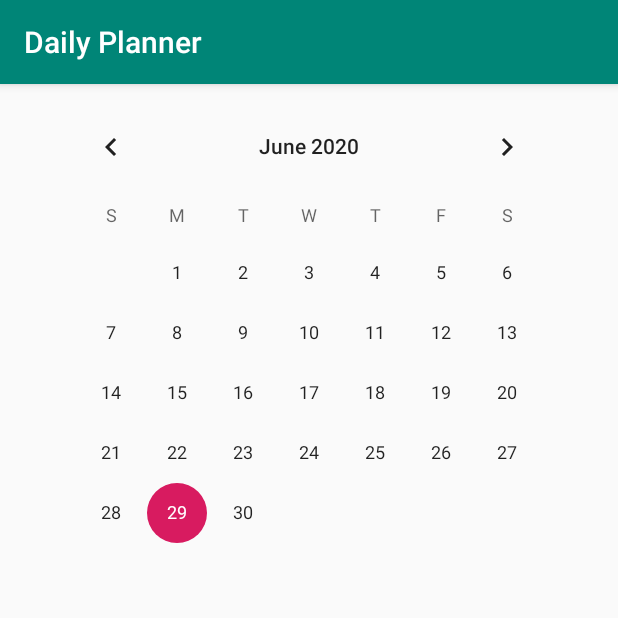
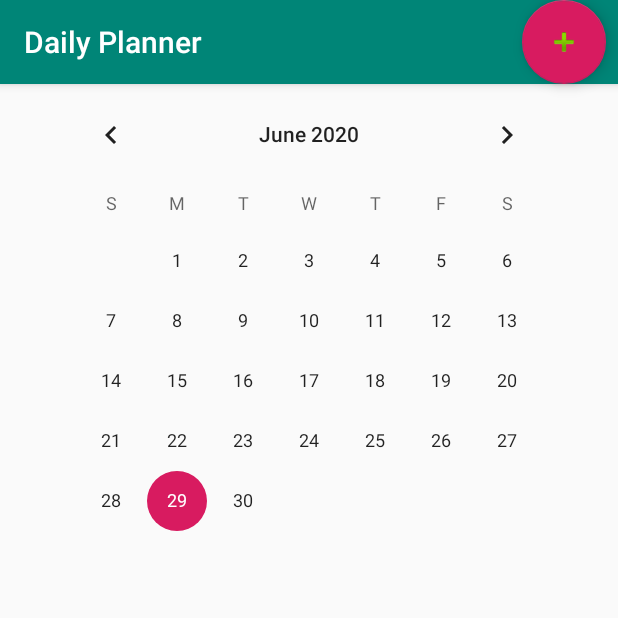
Before and after one commit to ZhiVV/DailyPlanner, an Android app: the screen it shows after launch (MainActivity), on a phone screen of 412 x 824 dp, the top half of it. Run offline under Robolectric (Android 15) with nearby library versions, the phone set to English and light mode, and no system bars; our stand-ins replace Room's generated code.

Commit message:
add create note and details note activity's. add list of notes to main activity.

```diff
--- a/app/build.gradle
+++ b/app/build.gradle
@@ -35,7 +35,8 @@ dependencies {
     def lifecycle_version = "2.2.0"
     implementation "androidx.lifecycle:lifecycle-extensions:$lifecycle_version"
     annotationProcessor "androidx.lifecycle:lifecycle-compiler:$lifecycle_version"
-
+    implementation 'androidx.recyclerview:recyclerview:1.1.0'
+    implementation 'com.google.android.material:material:1.1.0'
 
 
 }
--- a/app/src/main/AndroidManifest.xml
+++ b/app/src/main/AndroidManifest.xml
@@ -10,13 +10,17 @@
         android:roundIcon="@mipmap/ic_launcher_round"
         android:supportsRtl="true"
         android:theme="@style/AppTheme">
-        <activity android:name=".screens.MainActivity">
+        <activity android:name=".screens.main.MainActivity"
+            android:theme="@style/AppTheme.NoActionBar">
             <intent-filter>
                 <action android:name="android.intent.action.MAIN" />
 
                 <category android:name="android.intent.category.LAUNCHER" />
             </intent-filter>
         </activity>
+        <activity android:name=".screens.details.NoteCreateActivity"
+            android:theme="@style/AppTheme.NoActionBar"
+            />
     </application>
 
 </manifest>
--- a/app/src/main/java/com/zhivv/dailyplanner/App.java
+++ b/app/src/main/java/com/zhivv/dailyplanner/App.java
@@ -38,7 +38,15 @@ public class App extends Application {
                 .build();
 
         noteDao = database.noteDao();
+    }
+
+    public NoteDao getNoteDao() {
+        return noteDao;
+    }
+
+    public void setNoteDao(NoteDao noteDao) {
+        this.noteDao = noteDao;
+    }
 
 
-    }
 }
--- a/app/src/main/java/com/zhivv/dailyplanner/screens/MainActivity.java
+++ /dev/null
@@ -1,36 +0,0 @@
-package com.zhivv.dailyplanner.screens;
-
-import androidx.appcompat.app.AppCompatActivity;
-
-import android.os.Bundle;
-import android.widget.CalendarView;
-import android.widget.CalendarView.OnDateChangeListener;
-import android.widget.Toast;
-
-import com.zhivv.dailyplanner.R;
-
-public class MainActivity extends AppCompatActivity {
-
-    @Override
-    protected void onCreate(Bundle savedInstanceState) {
-        super.onCreate(savedInstanceState);
-        setContentView(R.layout.activity_main);
-
-        CalendarView calendarView = findViewById(R.id.calendarView);
-        calendarView.setOnDateChangeListener(new OnDateChangeListener() {
-
-            @Override
-            public void onSelectedDayChange(CalendarView calendarView, int year, int month, int dayOfMonth) {
-
-                int mYear = year;
-                int mMonth = month;
-                int mDay = dayOfMonth;
-                String selectedDate = new StringBuilder().append(mMonth + 1)
-                        .append("-").append(mDay).append("-").append(mYear)
-                        .append(" ").toString();
-                Toast.makeText(getApplicationContext(), selectedDate, Toast.LENGTH_LONG).show();
-
-            }
-        } );
-    }
-}
--- /dev/null
+++ b/app/src/main/java/com/zhivv/dailyplanner/screens/main/MainActivity.java
@@ -0,0 +1,77 @@
+package com.zhivv.dailyplanner.screens.main;
+
+import android.os.Bundle;
+import android.view.View;
+import android.widget.CalendarView;
+import android.widget.CalendarView.OnDateChangeListener;
+import android.widget.Toast;
+
+import androidx.appcompat.app.AppCompatActivity;
+import androidx.appcompat.widget.Toolbar;
+import androidx.lifecycle.Observer;
+import androidx.lifecycle.ViewModelProviders;
+import androidx.recyclerview.widget.DividerItemDecoration;
+import androidx.recyclerview.widget.LinearLayoutManager;
+import androidx.recyclerview.widget.RecyclerView;
+
+import com.google.android.material.floatingactionbutton.FloatingActionButton;
+import com.zhivv.dailyplanner.R;
+import com.zhivv.dailyplanner.model.Note;
+import com.zhivv.dailyplanner.screens.details.NoteCreateActivity;
+
+import java.util.List;
+
+public class MainActivity extends AppCompatActivity {
+
+    private RecyclerView recyclerView;
+
+    @Override
+    protected void onCreate(Bundle savedInstanceState) {
+        super.onCreate(savedInstanceState);
+        setContentView(R.layout.activity_main);
+        Toolbar toolbar = findViewById(R.id.toolbar);
+        setSupportActionBar(toolbar);
+
+        CalendarView calendarView = findViewById(R.id.calendarView);
+        calendarView.setOnDateChangeListener(new OnDateChangeListener() {
+
+            @Override
+            public void onSelectedDayChange(CalendarView calendarView, int year, int month, int dayOfMonth) {
+
+                int mYear = year;
+                int mMonth = month;
+                int mDay = dayOfMonth;
+                String selectedDate = new StringBuilder().append(mMonth + 1)
+                        .append("-").append(mDay).append("-").append(mYear)
+                        .append(" ").toString();
+                Toast.makeText(getApplicationContext(), selectedDate, Toast.LENGTH_LONG).show();
+
+            }
+        } );
+
+        recyclerView = findViewById(R.id.listOfNotes);
+        LinearLayoutManager linearLayoutManager = new LinearLayoutManager(this, RecyclerView.VERTICAL, false);
+        recyclerView.setLayoutManager(linearLayoutManager);
+        recyclerView.addItemDecoration(new DividerItemDecoration(this, DividerItemDecoration.VERTICAL));
+
+        final Adapter adapter = new Adapter();
+        recyclerView.setAdapter(adapter);
+
+        FloatingActionButton fab = findViewById(R.id.fab);
+        fab.setOnClickListener(new View.OnClickListener() {
+            @Override
+            public void onClick(View view) {
+                NoteCreateActivity.start(MainActivity.this, null);
+            }
+        });
+
+        MainViewModel mainViewModel = ViewModelProviders.of(this).get(MainViewModel.class);
+        mainViewModel.getNoteLiveData().observe(this, new Observer<List<Note>>() {
+            @Override
+            public void onChanged(List<Note> notes) {
+                adapter.setItems(notes);
+            }
+        });
+
+    }
+}
--- /dev/null
+++ b/app/src/main/java/com/zhivv/dailyplanner/screens/main/MainViewModel.java
@@ -0,0 +1,17 @@
+package com.zhivv.dailyplanner.screens.main;
+
+import androidx.lifecycle.LiveData;
+import androidx.lifecycle.ViewModel;
+
+import com.zhivv.dailyplanner.App;
+import com.zhivv.dailyplanner.model.Note;
+
+import java.util.List;
+
+public class MainViewModel extends ViewModel {
+    private LiveData<List<Note>> noteLiveData = App.getInstance().getNoteDao().getAllLiveData();
+
+    public LiveData<List<Note>> getNoteLiveData() {
+        return noteLiveData;
+    }
+}
--- a/app/src/main/res/layout/activity_main.xml
+++ b/app/src/main/res/layout/activity_main.xml
@@ -4,17 +4,53 @@
     xmlns:tools="http://schemas.android.com/tools"
     android:layout_width="match_parent"
     android:layout_height="match_parent"
-    tools:context=".screens.MainActivity">
+    tools:context=".screens.main.MainActivity">
 
+    <com.google.android.material.appbar.AppBarLayout
+        android:id="@+id/appBarLayout2"
+        android:layout_width="match_parent"
+        android:layout_height="wrap_content"
+        android:theme="@style/AppTheme.AppBarOverlay">
+
+        <androidx.appcompat.widget.Toolbar
+            android:id="@+id/toolbar"
+            android:layout_width="match_parent"
+            android:layout_height="match_parent"
+            android:background="?attr/colorPrimary"
+            app:popupTheme="@style/AppTheme.PopupOverlay" />
+
+    </com.google.android.material.appbar.AppBarLayout>
 
     <CalendarView
         android:id="@+id/calendarView"
         android:layout_width="wrap_content"
         android:layout_height="wrap_content"
         android:layout_marginStart="8dp"
-        android:layout_marginTop="8dp"
         android:layout_marginEnd="8dp"
         app:layout_constraintEnd_toEndOf="parent"
         app:layout_constraintStart_toStartOf="parent"
-        app:layout_constraintTop_toTopOf="parent" />
+        app:layout_constraintTop_toBottomOf="@+id/appBarLayout2" />
+
+    <androidx.recyclerview.widget.RecyclerView
+        android:id="@+id/listOfNotes"
+        android:layout_width="0dp"
+        android:layout_height="0dp"
+        android:layout_marginStart="8dp"
+        android:layout_marginTop="8dp"
+        android:layout_marginEnd="8dp"
+        android:layout_marginBottom="8dp"
+        app:layout_constraintBottom_toBottomOf="parent"
+        app:layout_constraintEnd_toEndOf="parent"
+        app:layout_constraintStart_toStartOf="parent"
+        app:layout_constraintTop_toBottomOf="@+id/calendarView" />
+
+    <com.google.android.material.floatingactionbutton.FloatingActionButton
+        android:id="@+id/fab"
+        android:layout_width="wrap_content"
+        android:layout_height="wrap_content"
+        android:layout_marginEnd="8dp"
+        android:clickable="true"
+        android:src="@android:drawable/ic_input_add"
+        app:layout_constraintEnd_toEndOf="@+id/appBarLayout2"
+        tools:layout_editor_absoluteY="5dp" />
 </androidx.constraintlayout.widget.ConstraintLayout>
--- a/app/src/main/res/values/strings.xml
+++ b/app/src/main/res/values/strings.xml
@@ -1,3 +1,8 @@
 <resources>
     <string name="app_name">Daily Planner</string>
+    <string name="note_text">Please, enter note description</string>
+    <string name="note_name">Please, enter note name</string>
+    <string name="note_details_title">Note</string>
+    <string name="save">Save</string>
+    <string name="completed">Выполнение</string>
 </resources>
--- a/app/src/main/res/values/styles.xml
+++ b/app/src/main/res/values/styles.xml
@@ -8,4 +8,13 @@
         <item name="colorAccent">@color/colorAccent</item>
     </style>
 
+    <style name="AppTheme.NoActionBar">
+        <item name="windowActionBar">false</item>
+        <item name="windowNoTitle">true</item>
+    </style>
+
+    <style name="AppTheme.AppBarOverlay" parent="ThemeOverlay.AppCompat.Dark.ActionBar" />
+
+    <style name="AppTheme.PopupOverlay" parent="ThemeOverlay.AppCompat.Light" />
+
 </resources>
```
Also changed, not shown: app/src/main/java/com/zhivv/dailyplanner/screens/details/NoteCreateActivity.java (added, +91 -0 lines), app/src/main/java/com/zhivv/dailyplanner/screens/details/NoteDetailsActivity.java (added, +94 -0 lines), app/src/main/java/com/zhivv/dailyplanner/screens/main/Adapter.java (added, +156 -0 lines), app/src/main/res/layout/activity_note_create.xml (added, +33 -0 lines), app/src/main/res/layout/activity_note_details.xml (added, +31 -0 lines), app/src/main/res/layout/item_note_list.xml (added, +36 -0 lines), app/src/main/res/menu/menu_details.xml (added, +12 -0 lines), 1 other file.
